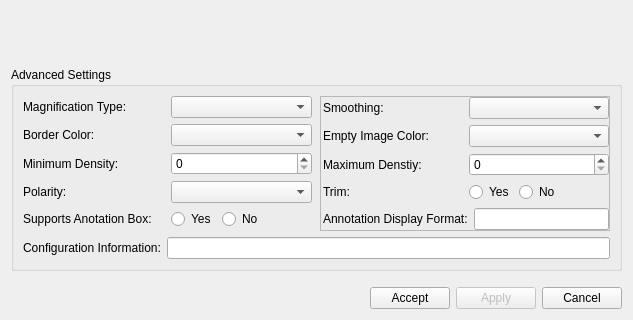
This is starviewer/src/extensions/playground/dicomprint/qdicomprinterconfigurationwidgetbase.ui in starviewer-medical/starviewer as Qt 5 draws it before an edit; both pictures show x 0 to 633 and y 460 to 780 of the 633 by 780 pixel window. The edited form follows.
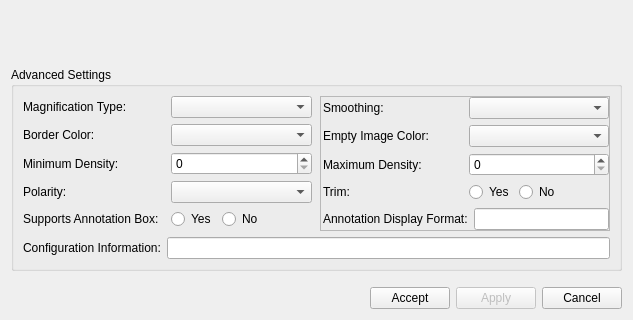
This is the edited form. Icons and pictures are not drawn. Custom widgets are drawn as their Qt base class.

```diff
--- a/starviewer/src/extensions/playground/dicomprint/qdicomprinterconfigurationwidgetbase.ui
+++ b/starviewer/src/extensions/playground/dicomprint/qdicomprinterconfigurationwidgetbase.ui
@@ -447,7 +447,7 @@
            <item>
             <widget class="QLabel" name="label_2">
              <property name="text">
-              <string>Supports Anotation Box:</string>
+              <string>Supports Annotation Box:</string>
              </property>
             </widget>
            </item>
@@ -600,7 +600,7 @@
               </size>
              </property>
              <property name="text">
-              <string>Maximum Denstiy:</string>
+              <string>Maximum Density:</string>
              </property>
             </widget>
            </item>
```
Left out of the diff: 2 changed lines with no effect on the pictures.
